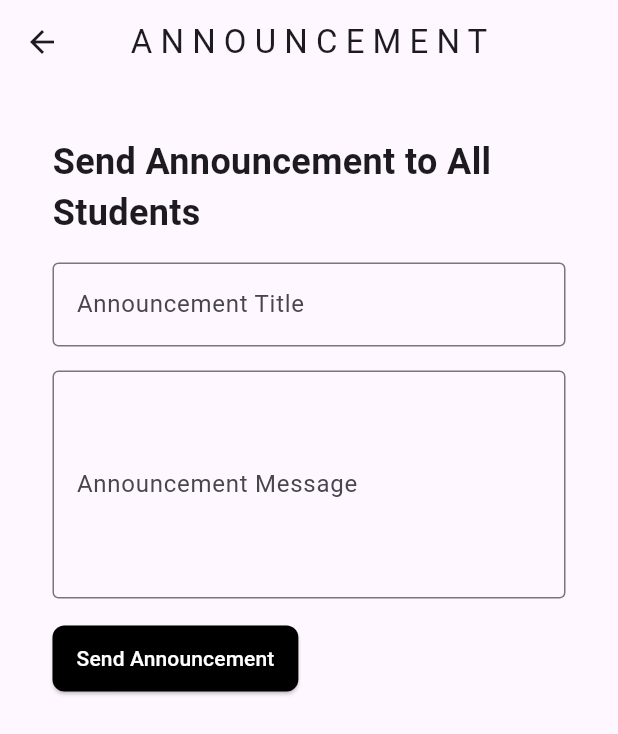
After one commit to nabilahsaleh/admin_mysiswa, a Flutter app: the AnnouncementWebPage screen opened directly, on a phone screen of 412 x 824 dp. The commit adds this screen. Shown: the top 734 px of the screen. Run offline on Flutter 3.47's test engine with Material 3 defaults, Android fonts, the light colour scheme and no system bars; our stand-ins replace cloud_firestore, firebase_auth, firebase_core, fl_chart; accounts and stored records are empty.

Commit message:
Announcement page

```diff
--- a/lib/main.dart
+++ b/lib/main.dart
@@ -1,3 +1,4 @@
+import 'package:admin_mysiswa/webpages/home_webpage.dart';
 import 'package:admin_mysiswa/webpages/login_webpage.dart';
 import 'package:firebase_core/firebase_core.dart';
 import 'package:flutter/material.dart';
@@ -25,7 +26,7 @@ class MyApp extends StatelessWidget {
       theme: ThemeData(
         primarySwatch: Colors.blue,
       ),
-      home: LoginWebPage(),
+      home: HomeWebPage(),
       debugShowCheckedModeBanner: false,
     );
   }
--- /dev/null
+++ b/lib/webpages/announcement_webpage.dart
@@ -0,0 +1,111 @@
+import 'package:flutter/material.dart';
+import 'package:flutter/services.dart';
+import 'package:cloud_firestore/cloud_firestore.dart'; // Import Firestore
+
+class AnnouncementWebPage extends StatelessWidget {
+  const AnnouncementWebPage({super.key});
+
+  @override
+  Widget build(BuildContext context) {
+    // Controllers for title and announcement text fields
+    TextEditingController titleController = TextEditingController();
+    TextEditingController announcementController = TextEditingController();
+
+    return Scaffold(
+      appBar: AppBar(
+        title: const Text('A N N O U N C E M E N T'),
+        centerTitle: true,
+      ),
+      body: Padding(
+        padding: const EdgeInsets.all(35.0),
+        child: Column(
+          crossAxisAlignment: CrossAxisAlignment.start,
+          children: [
+            const Text(
+              'Send Announcement to All Students',
+              style: TextStyle(
+                fontSize: 24,
+                fontWeight: FontWeight.bold,
+              ),
+            ),
+            const SizedBox(height: 16),
+
+            // Text Field for Announcement Title
+            TextField(
+              controller: titleController,
+              decoration: const InputDecoration(
+                labelText: 'Announcement Title',
+                border: OutlineInputBorder(),
+              ),
+            ),
+            const SizedBox(height: 16),
+
+            // Text Field for Announcement Message
+            TextField(
+              controller: announcementController,
+              maxLines: 5,
+              decoration: const InputDecoration(
+                labelText: 'Announcement Message',
+                border: OutlineInputBorder(),
+              ),
+            ),
+            const SizedBox(height: 16),
+
+            // Send Button with black color and reduced width
+            Align(
+              alignment: Alignment.centerLeft, // Align the button to the left
+              child: ElevatedButton(
+                style: ElevatedButton.styleFrom(
+                  backgroundColor: Colors.black, // Set button color to black
+                  padding: const EdgeInsets.symmetric(horizontal: 16, vertical: 12), // Add padding for better appearance
+                  shape: RoundedRectangleBorder(
+                    borderRadius: BorderRadius.circular(8), // Rounded corners for the button
+                  ),
+                ),
+                onPressed: () async {
+                  String title = titleController.text.trim();
+                  String message = announcementController.text.trim();
+
+                  if (title.isNotEmpty && message.isNotEmpty) {
+                    try {
+                      // Upload the announcement to Firestore
+                      await FirebaseFirestore.instance.collection('announcements').add({
+                        'title': title,
+                        'message': message,
+                        'timestamp': FieldValue.serverTimestamp(), // Store the timestamp
+                      });
+
+                      ScaffoldMessenger.of(context).showSnackBar(
+                        const SnackBar(
+                          content: Text('Announcement sent successfully to all students!'),
+                        ),
+                      );
+
+                      // Clear input fields
+                      titleController.clear();
+                      announcementController.clear();
+                    } catch (e) {
+                      print('Error sending announcement: $e');
+                      ScaffoldMessenger.of(context).showSnackBar(
+                        const SnackBar(
+                          content: Text('Failed to send announcement. Please try again.'),
+                        ),
+                      );
+                    }
+                  } else {
+                    ScaffoldMessenger.of(context).showSnackBar(
+                      const SnackBar(
+                        content: Text('Please enter both a title and a message for the announcement.'),
+                      ),
+                    );
+                  }
+                },
+                child: const Text('Send Announcement', style: TextStyle(color: Colors.white)),
+              ),
+            ),
+          ],
+        ),
+      ),
+    );
+  }
+}
--- a/lib/webpages/home_webpage.dart
+++ b/lib/webpages/home_webpage.dart
@@ -1,7 +1,7 @@
 import 'package:admin_mysiswa/webpages/appointments_webpage.dart';
 import 'package:admin_mysiswa/webpages/history_webpage.dart';
 import 'package:admin_mysiswa/webpages/login_webpage.dart';
-import 'package:admin_mysiswa/webpages/notifications_webpage.dart';
+import 'package:admin_mysiswa/webpages/announcement_webpage.dart';
 import 'package:admin_mysiswa/webpages/overview_webpage.dart';
 import 'package:cloud_firestore/cloud_firestore.dart';
 import 'package:firebase_auth/firebase_auth.dart';
@@ -20,7 +20,7 @@ class _HomeWebPageState extends State<HomeWebPage> {
     AppointmentsWebPage(),
     HistoryWebPage(),
     OverviewWebPage(),
-    NotificationWebPage(),
+    AnnouncementWebPage(),
   ];
 
   @override
@@ -96,7 +96,7 @@ class _HomeWebPageState extends State<HomeWebPage> {
                 ),
                 ListTile(
                   leading: const Icon(Icons.calendar_today),
-                  title: const Text('Appointments'),
+                  title: const Text('Appointment'),
                   selected: _selectedIndex == 0, // Highlight if selected
                   selectedTileColor:
                       Colors.grey[300], // Background color when selected
@@ -119,8 +119,8 @@ class _HomeWebPageState extends State<HomeWebPage> {
                   onTap: () => _onItemTapped(2),
                 ),
                 ListTile(
-                  leading: const Icon(Icons.notifications),
-                  title: const Text('Notification'),
+                  leading: const Icon(Icons.announcement),
+                  title: const Text('Announcement'),
                   selected: _selectedIndex == 3, // Highlight if selected
                   selectedTileColor:
                       Colors.grey[300], // Background color when selected
```
Also changed, not shown: lib/webpages/notifications_webpage.dart (deleted, +0 -174 lines).
